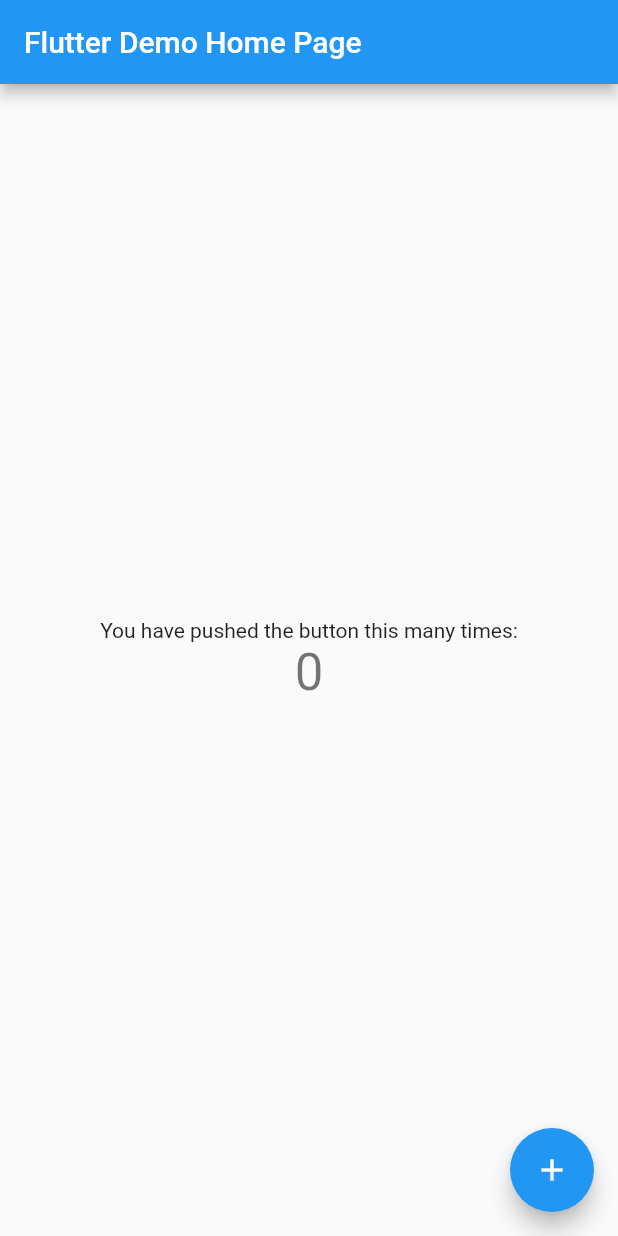
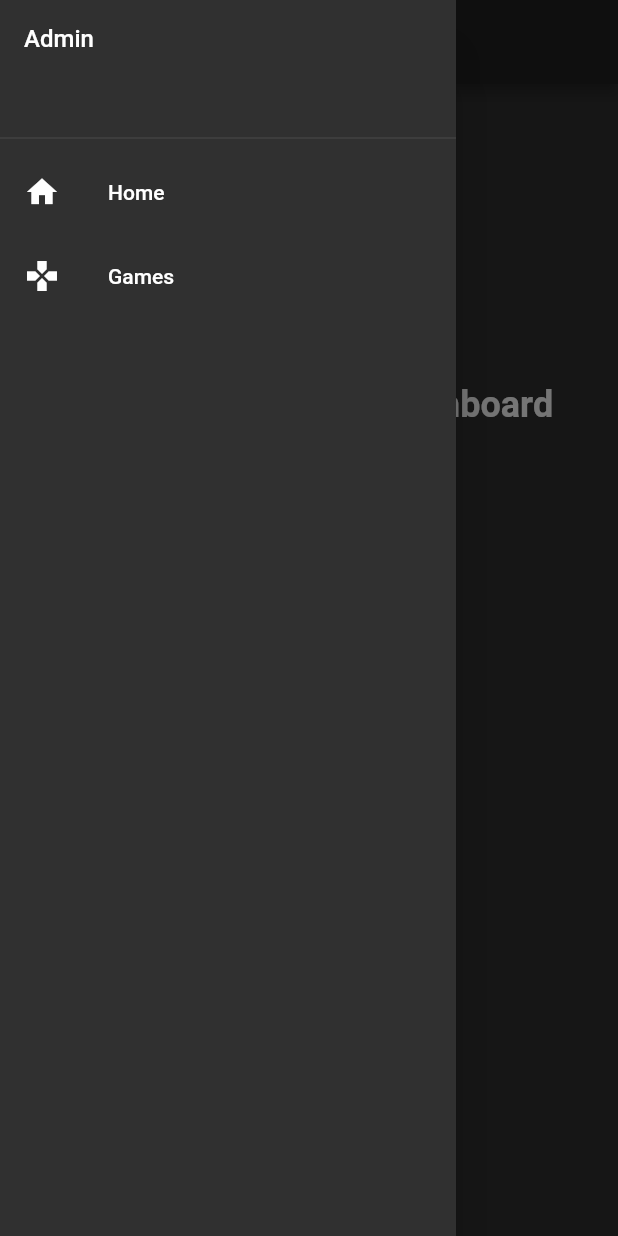
Before and after one commit to Bill0106/flutter-admin, a Flutter app: the screen it shows after launch, with the side drawer open (before the commit the screen has no drawer), on a phone screen of 412 x 824 dp. Run offline on Flutter 3.47's test engine with Material 2 defaults, Android fonts, the phone set to English and light mode, and no system bars.

Commit message:
feat: build home screen

```diff
--- a/lib/main.dart
+++ b/lib/main.dart
@@ -1,111 +1,19 @@
 import 'package:flutter/material.dart';
+import 'screens/home_screen.dart';
 
-void main() => runApp(MyApp());
+void main() => runApp(Admin());
 
-class MyApp extends StatelessWidget {
+class Admin extends StatelessWidget {
   // This widget is the root of your application.
   @override
   Widget build(BuildContext context) {
     return MaterialApp(
-      title: 'Flutter Demo',
-      theme: ThemeData(
-        // This is the theme of your application.
-        //
-        // Try running your application with "flutter run". You'll see the
-        // application has a blue toolbar. Then, without quitting the app, try
-        // changing the primarySwatch below to Colors.green and then invoke
-        // "hot reload" (press "r" in the console where you ran "flutter run",
-        // or simply save your changes to "hot reload" in a Flutter IDE).
-        // Notice that the counter didn't reset back to zero; the application
-        // is not restarted.
-        primarySwatch: Colors.blue,
-      ),
-      home: MyHomePage(title: 'Flutter Demo Home Page'),
+      title: 'Admin',
+      theme: ThemeData(brightness: Brightness.dark),
+      initialRoute: '/',
+      routes: <String, WidgetBuilder>{
+        '/': (context) => Home(),
+      },
     );
   }
 }
-
-class MyHomePage extends StatefulWidget {
-  MyHomePage({Key key, this.title}) : super(key: key);
-
-  // This widget is the home page of your application. It is stateful, meaning
-  // that it has a State object (defined below) that contains fields that affect
-  // how it looks.
-
-  // This class is the configuration for the state. It holds the values (in this
-  // case the title) provided by the parent (in this case the App widget) and
-  // used by the build method of the State. Fields in a Widget subclass are
-  // always marked "final".
-
-  final String title;
-
-  @override
-  _MyHomePageState createState() => _MyHomePageState();
-}
-
-class _MyHomePageState extends State<MyHomePage> {
-  int _counter = 0;
-
-  void _incrementCounter() {
-    setState(() {
-      // This call to setState tells the Flutter framework that something has
-      // changed in this State, which causes it to rerun the build method below
-      // so that the display can reflect the updated values. If we changed
-      // _counter without calling setState(), then the build method would not be
-      // called again, and so nothing would appear to happen.
-      _counter++;
-    });
-  }
-
-  @override
-  Widget build(BuildContext context) {
-    // This method is rerun every time setState is called, for instance as done
-    // by the _incrementCounter method above.
-    //
-    // The Flutter framework has been optimized to make rerunning build methods
-    // fast, so that you can just rebuild anything that needs updating rather
-    // than having to individually change instances of widgets.
-    return Scaffold(
-      appBar: AppBar(
-        // Here we take the value from the MyHomePage object that was created by
-        // the App.build method, and use it to set our appbar title.
-        title: Text(widget.title),
-      ),
-      body: Center(
-        // Center is a layout widget. It takes a single child and positions it
-        // in the middle of the parent.
-        child: Column(
-          // Column is also a layout widget. It takes a list of children and
-          // arranges them vertically. By default, it sizes itself to fit its
-          // children horizontally, and tries to be as tall as its parent.
-          //
-          // Invoke "debug painting" (press "p" in the console, choose the
-          // "Toggle Debug Paint" action from the Flutter Inspector in Android
-          // Studio, or the "Toggle Debug Paint" command in Visual Studio Code)
-          // to see the wireframe for each widget.
-          //
-          // Column has various properties to control how it sizes itself and
-          // how it positions its children. Here we use mainAxisAlignment to
-          // center the children vertically; the main axis here is the vertical
-          // axis because Columns are vertical (the cross axis would be
-          // horizontal).
-          mainAxisAlignment: MainAxisAlignment.center,
-          children: <Widget>[
-            Text(
-              'You have pushed the button this many times:',
-            ),
-            Text(
-              '$_counter',
-              style: Theme.of(context).textTheme.display1,
-            ),
-          ],
-        ),
-      ),
-      floatingActionButton: FloatingActionButton(
-        onPressed: _incrementCounter,
-        tooltip: 'Increment',
-        child: Icon(Icons.add),
-      ), // This trailing comma makes auto-formatting nicer for build methods.
-    );
-  }
-}
--- /dev/null
+++ b/lib/screens/home_screen.dart
@@ -0,0 +1,27 @@
+import 'package:flutter/material.dart';
+import 'package:flutter_admin/widgets/nav_drawer.dart';
+
+class Home extends StatelessWidget {
+  @override
+  Widget build(BuildContext context) {
+    return Scaffold(
+      appBar: AppBar(
+        title: Text('Admin'),
+      ),
+      drawer: NavDrawer(),
+      body: Align(
+        alignment: Alignment.topCenter,
+        child: Padding(
+          padding: new EdgeInsets.fromLTRB(16, 200, 16, 16),
+          child: Text(
+            'Welcome to Admin Dashboard',
+            style: TextStyle(
+              fontSize: 24,
+              fontWeight: FontWeight.bold,
+            ),
+          ),
+        ),
+      ),
+    );
+  }
+}
--- /dev/null
+++ b/lib/widgets/nav_drawer.dart
@@ -0,0 +1,58 @@
+import 'package:flutter/material.dart';
+
+class NavDrawer extends StatelessWidget {
+  final menus = [
+    {'title': 'Home', 'icon': Icons.home, 'path': '/'},
+    {'title': 'Games', 'icon': Icons.gamepad, 'path': '/games'},
+  ];
+
+  @override
+  Widget build(BuildContext context) {
+    return Drawer(
+      child: Scaffold(
+        body: Column(
+          children: <Widget>[
+            Expanded(
+              child: ListView(
+                padding: EdgeInsets.zero,
+                children: <Widget>[
+                  buildHeader(context),
+                  ...buildMenu(context),
+                ],
+              ),
+            ),
+          ],
+        ),
+      ),
+    );
+  }
+
+  Widget buildHeader(BuildContext context) {
+    return Container(
+      height: 100,
+      width: double.infinity,
+      child: DrawerHeader(
+        child: Text(
+          'Admin',
+          style: TextStyle(
+            fontSize: 16,
+          ),
+        ),
+      ),
+    );
+  }
+
+  List<ListTile> buildMenu(BuildContext context) {
+    var menuWidgets = menus.map(
+      (item) => ListTile(
+        title: Text(item['title']),
+        leading: Icon(item['icon']),
+        onTap: () {
+          Navigator.popAndPushNamed(context, item['path']);
+        },
+      ),
+    );
+
+    return menuWidgets.toList();
+  }
+}
```
Also changed, not shown: pubspec.yaml (+1 -7 lines), pubspec.lock, 1 other file.
